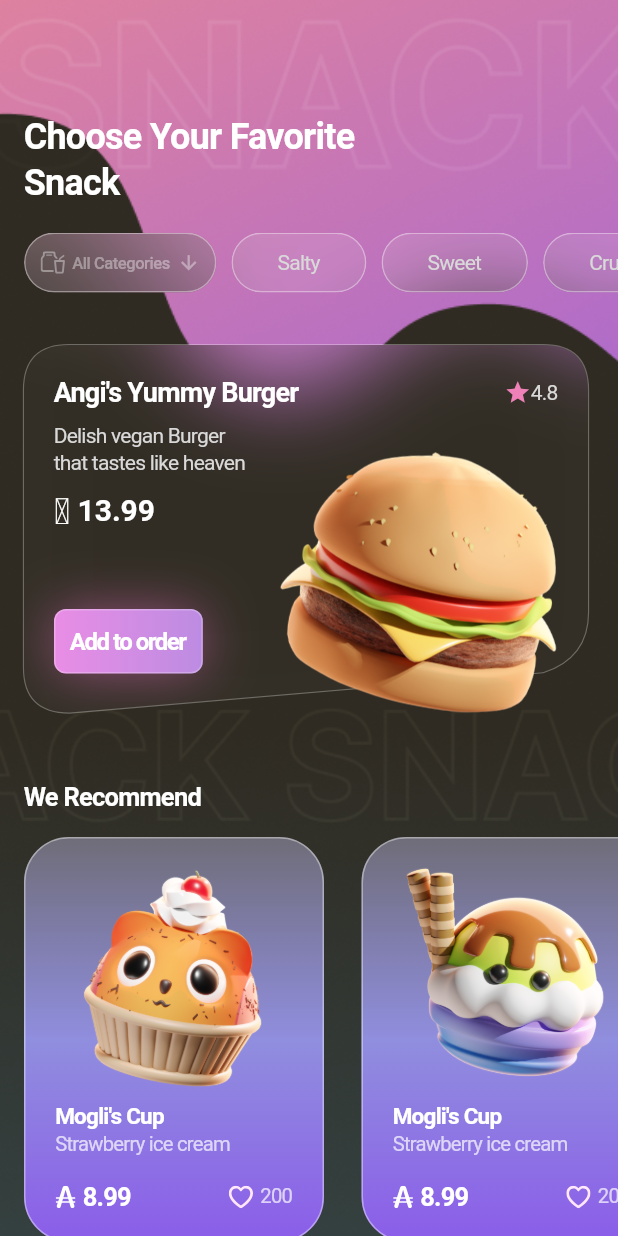
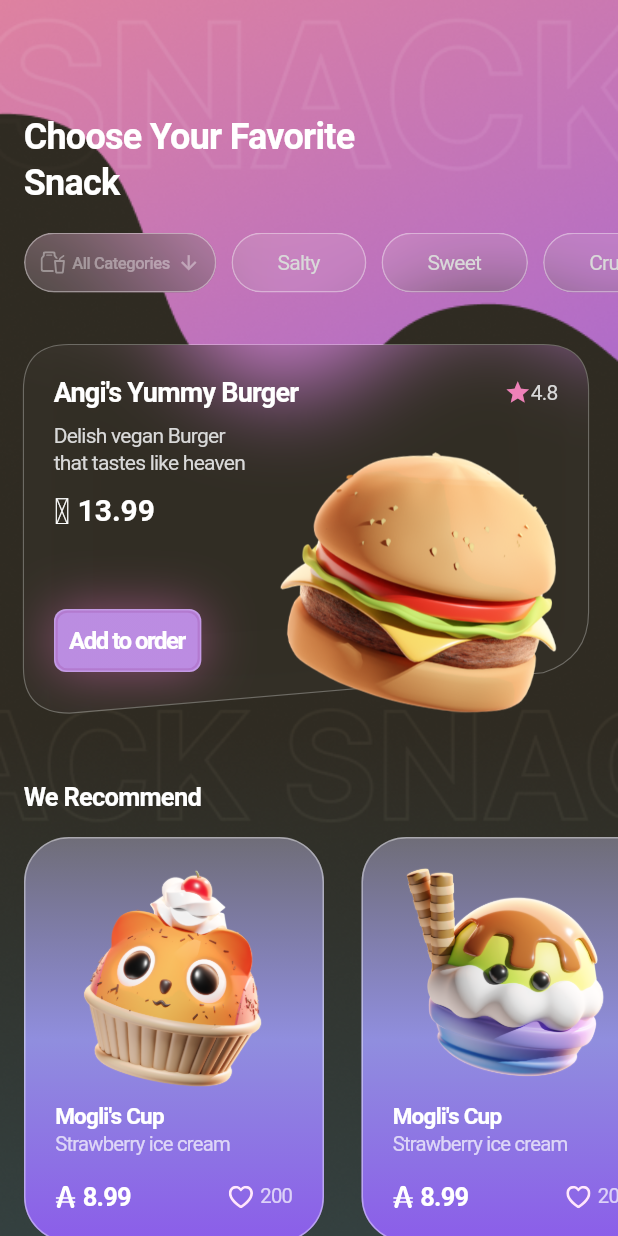
Before and after one commit to appkarsten/snacky, a Flutter app: the SnackHome screen opened directly, on a phone screen of 412 x 824 dp. Run offline on Flutter 3.47's test engine with Material 3 defaults, Android fonts, the light colour scheme and no system bars; our stand-ins replace flutter_svg, vector_graphics.

Commit message:
Home Button Adjustment

```diff
--- a/lib/snack/styled_button.dart
+++ b/lib/snack/styled_button.dart
@@ -89,13 +89,21 @@ class StyledButtonHome extends StatelessWidget {
             ),
           ],
           gradient: LinearGradient(
-            colors: [Color(0xFFE98DE5), Color(0xFFBC8CE2)],
+            colors: [Color(0xFFBB8DE1), Color(0xFFBC8CE2)],
           ),
           borderRadius: BorderRadius.circular(8),
-          border: Border.all(color: Colors.white24),
+          border: Border.all(color: Colors.white12),
         ),
         child: Padding(
-          padding: const EdgeInsets.fromLTRB(10, 10, 10, 10),
+          padding: const EdgeInsets.all(0),
+          child: Container(
+            decoration: BoxDecoration(
+              borderRadius: BorderRadius.circular(8),
+              border: Border.all(
+                  color: Color(0xFFA660B5).withValues(alpha: 0.4), width: 1.5),
+            ),
+            child: Padding(
+              padding: const EdgeInsets.all(8),
               child: Text(
                 text,
                 style: TextStyle(
@@ -105,6 +113,8 @@ class StyledButtonHome extends StatelessWidget {
                   letterSpacing: -1,
                 ),
               ),
+            ),
+          ),
         ));
   }
 }
```
Lines whose indentation alone changed are shown as unchanged.
